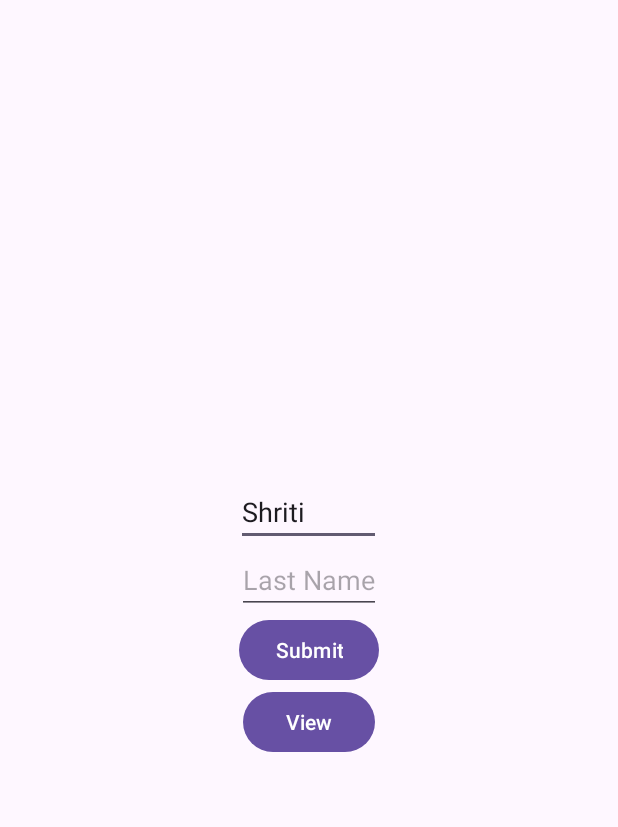
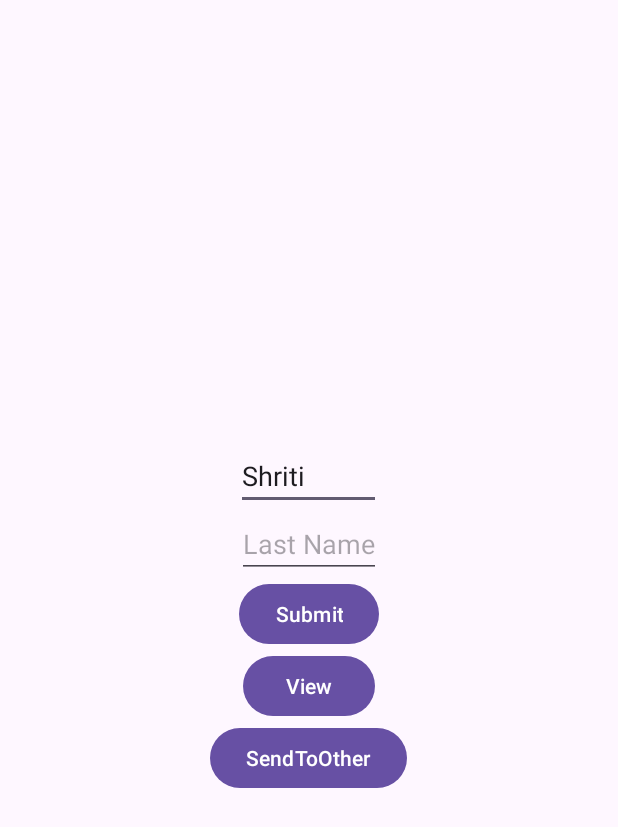
Before and after one commit to ShefaliK-ionic/AndroidAllSortsOfTest, an Android app: the screen it shows after launch (MainActivity), on a phone screen of 412 x 824 dp. Shown: the top 827 px of the screen. Run offline under Robolectric (Android 15) with nearby library versions, the phone set to English and light mode, and no system bars.

```diff
--- a/app/src/main/AndroidManifest.xml
+++ b/app/src/main/AndroidManifest.xml
@@ -13,6 +13,9 @@
         android:theme="@style/Theme.AndroidAllSortsOfTest"
         tools:targetApi="31">
         <activity
+            android:name=".FormActivity"
+            android:exported="false" />
+        <activity
             android:name=".MainActivity"
             android:exported="true">
             <intent-filter>
--- a/app/src/main/java/com/example/androidallsortsoftest/MainActivity.kt
+++ b/app/src/main/java/com/example/androidallsortsoftest/MainActivity.kt
@@ -4,6 +4,7 @@ import android.content.Intent
 import android.net.Uri
 import android.os.Bundle
 import android.widget.Button
+import android.widget.EditText
 import androidx.appcompat.app.AppCompatActivity
 
 
@@ -18,8 +19,15 @@ class MainActivity : AppCompatActivity() {
 
         var btn:Button=findViewById(R.id.btnSubmit)
         var btnView:Button=findViewById(R.id.btnView)
+        var etFirst:EditText=findViewById(R.id.etFirstName)
+        var etLast:EditText=findViewById(R.id.etLastName)
 
-
+    btnView.setOnClickListener {
+        var intent=Intent(this,FormActivity::class.java)
+        var msg="Firstname - ${etFirst.text} | Lastname - ${etLast.text}"
+        intent.putExtra("value",msg)
+        startActivity(intent)
+    }
 
         btn.setOnClickListener {
             startActivity(
--- a/app/src/main/res/layout/activity_main.xml
+++ b/app/src/main/res/layout/activity_main.xml
@@ -61,6 +61,17 @@
         app:layout_constraintStart_toStartOf="parent"
         app:layout_constraintTop_toTopOf="parent" />
 
+    <Button
+        android:id="@+id/btnSend"
+        android:layout_width="wrap_content"
+        android:layout_height="wrap_content"
+        android:text="SendToOther"
+        android:textColor="@color/white"
+        app:layout_constraintBottom_toBottomOf="parent"
+        app:layout_constraintEnd_toEndOf="parent"
+        app:layout_constraintStart_toStartOf="parent"
+        app:layout_constraintTop_toTopOf="parent" />
+
 
 
 </LinearLayout>
```
Also changed, not shown: app/src/main/java/com/example/androidallsortsoftest/FormActivity.kt (added, +20 -0 lines), app/src/main/res/layout/activity_form.xml (added, +31 -0 lines), 1 other file.
